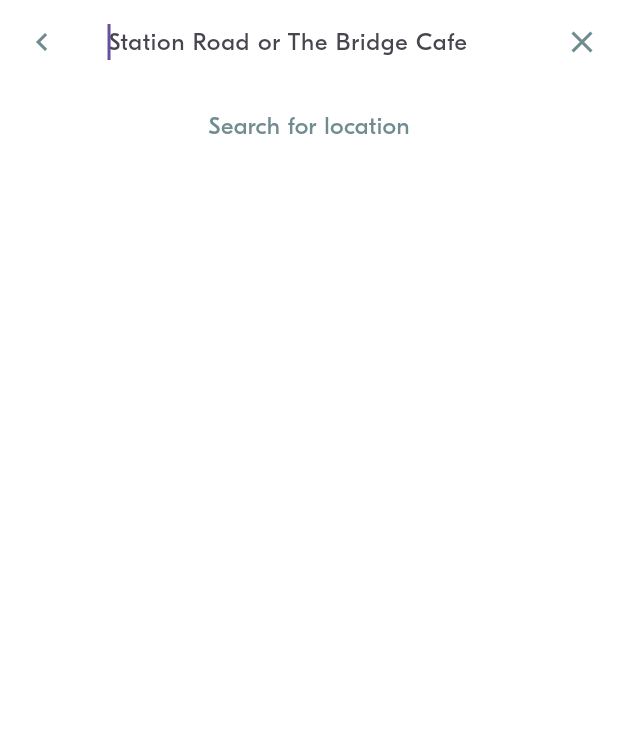
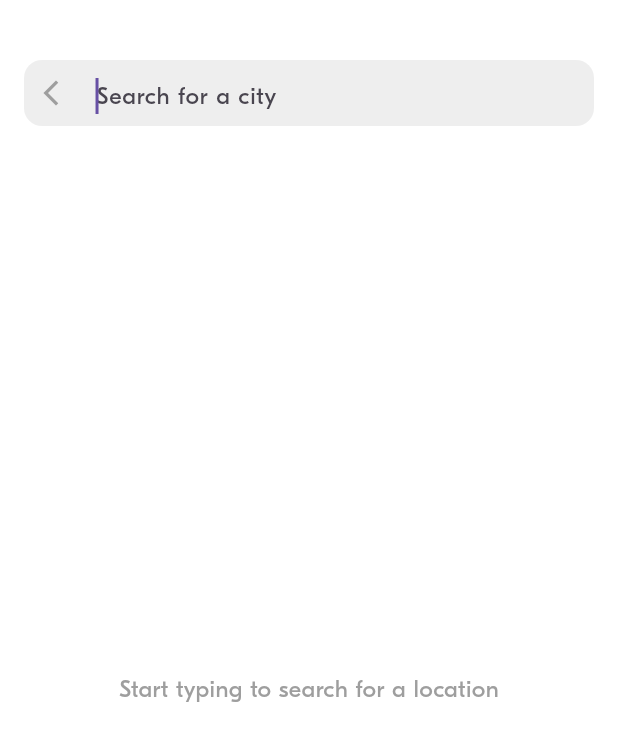
Before and after one commit to Vathana007/Advance_Mobile_Term2, a Flutter app: the LocationSearchScreen screen opened directly, on a phone screen of 412 x 824 dp. Shown: the top 741 px of the screen. Run offline on Flutter 3.47's test engine with Material 3 defaults, Android fonts, the phone set to English and light mode, and no system bars; project files that could hold a hidden picture were left out.

Commit message:
BLA-005 - Implement the Location Picker

```diff
--- a/lib/screens/location_search_screen.dart
+++ b/lib/screens/location_search_screen.dart
@@ -33,7 +33,8 @@ class _LocationSearchScreenState extends State<LocationSearchScreen> {
     final query = _searchController.text.toLowerCase();
     setState(() {
       if (query.isEmpty) {
-        _filteredLocations = []; // Check to clear the list when search the list is empty
+        _filteredLocations =
+            []; // Check to clear the list when search the list is empty
       } else {
         _filteredLocations = fakeLocations.where((location) {
           return location.name.toLowerCase().startsWith(query) ||
@@ -50,74 +51,82 @@ class _LocationSearchScreenState extends State<LocationSearchScreen> {
   @override
   Widget build(BuildContext context) {
     return Scaffold(
-      appBar: AppBar(
-        backgroundColor: BlaColors.white,
-        leading: IconButton(
-          icon: Icon(Icons.chevron_left_sharp, color: BlaColors.neutralLight),
-          onPressed: () => Navigator.pop(context),
+      body: Column(
+        children: [
+          Padding(
+            padding:
+                const EdgeInsets.only(top: 40, left: 16, right: 16, bottom: 10),
+            child: Container(
+              height: 44,
+              padding: const EdgeInsets.symmetric(horizontal: 8),
+              decoration: BoxDecoration(
+                color: Colors.grey[200],
+                borderRadius: BorderRadius.circular(12), // Rounded edges
               ),
-        title: TextField(
+              child: Row(
+                children: [
+                  GestureDetector(
+                    onTap: () => Navigator.pop(context),
+                    child: Icon(Icons.arrow_back_ios_new,
+                        color: Colors.grey[500], size: 20),
+                  ),
+                  const SizedBox(width: 20),
+                  Expanded(
+                    child: TextField(
                       controller: _searchController,
-          decoration: InputDecoration(
-            hintText: 'Station Road or The Bridge Cafe',
+                      decoration: const InputDecoration(
+                        hintText: 'Search for a city',
                         border: InputBorder.none,
                       ),
-          style: BlaTextStyles.body.copyWith(color: BlaColors.neutralDark),
+                      style: const TextStyle(color: Colors.black),
                       autofocus: true,
                     ),
-        actions: [
-          IconButton(
-            icon: Icon(Icons.close, color: BlaColors.neutralLight),
-            onPressed: () {
-              if (_searchController.text.isEmpty) {
-                Navigator.pop(context);
-              } else {
-                _searchController.clear();
-              }
-            },
+                  ),
+                  if (_searchController.text.isNotEmpty)
+                    GestureDetector(
+                      onTap: () => _searchController.clear(),
+                      child: const Icon(Icons.close, color: Colors.grey),
                     ),
                 ],
               ),
-      body: Column(
-        children: [
-          if (_searchController.text.isEmpty)
-            Center(
+            ),
+          ),
+
+          // Search results
+          Expanded(
+            child: _searchController.text.isEmpty
+                ? const Center(
                     child: Padding(
-                padding: const EdgeInsets.all(16.0),
+                      padding: EdgeInsets.all(16.0),
                       child: Text(
-                  'Search for location',
-                  style: TextStyle(
-                    color: BlaColors.neutralLight,
-                    fontSize: 16,
-                  ),
+                        'Start typing to search for a location',
+                        style: TextStyle(color: Colors.grey, fontSize: 16),
                       ),
                     ),
                   )
-          else
-            Expanded(
-              child: ListView.separated(
+                : ListView.separated(
+                    padding:
+                        const EdgeInsets.symmetric(horizontal: 12, vertical: 8),
                     itemCount: _filteredLocations.length,
-                separatorBuilder: (context, index) => Divider(height: 1),
+                    separatorBuilder: (_, __) => const Divider(),
                     itemBuilder: (context, index) {
                       final location = _filteredLocations[index];
                       return ListTile(
+                        contentPadding: const EdgeInsets.symmetric(vertical: 4),
                         leading: index < 3
-                        ? Icon(Icons.schedule, color: BlaColors.neutralLight)
-                        : null,
+                            ? const Icon(Icons.history, color: Colors.grey)
+                            : const Icon(Icons.location_on, color: Colors.grey),
                         title: Text(
                           location.name,
-                      style: BlaTextStyles.body.copyWith(
-                        color: BlaColors.textNormal,
-                      ),
+                          style: const TextStyle(fontWeight: FontWeight.w500),
                         ),
                         subtitle: Text(
                           location.country.name,
-                      style: TextStyle(
-                        fontSize: 14,
-                        color: Colors.grey[600],
+                          style:
+                              const TextStyle(fontSize: 14, color: Colors.grey),
                         ),
-                    ),
-                    trailing: Icon(Icons.chevron_right, color: Colors.grey),
+                        trailing:
+                            const Icon(Icons.chevron_right, color: Colors.grey),
                         onTap: () => Navigator.pop(context, location),
                       );
                     },
--- a/lib/test_screen.dart
+++ b/lib/test_screen.dart
@@ -1,6 +1,5 @@
 import 'package:flutter/material.dart';
-import 'package:week_3_blabla_project/screens/location_search_screen.dart';
-// import 'widgets/actions/bla_button.dart';
+import 'widgets/actions/bla_button.dart';
 import 'theme/theme.dart';
 
 void main() {
@@ -15,7 +14,7 @@ class MyApp extends StatelessWidget {
     return MaterialApp(
       debugShowCheckedModeBanner: false,
       theme: appTheme,
-      home: Scaffold(body: LocationSearchScreen()),
+      home: Scaffold(body: BlaButtonTestScreen()),
     );
   }
 }
```
Lines whose indentation alone changed are shown as unchanged.
